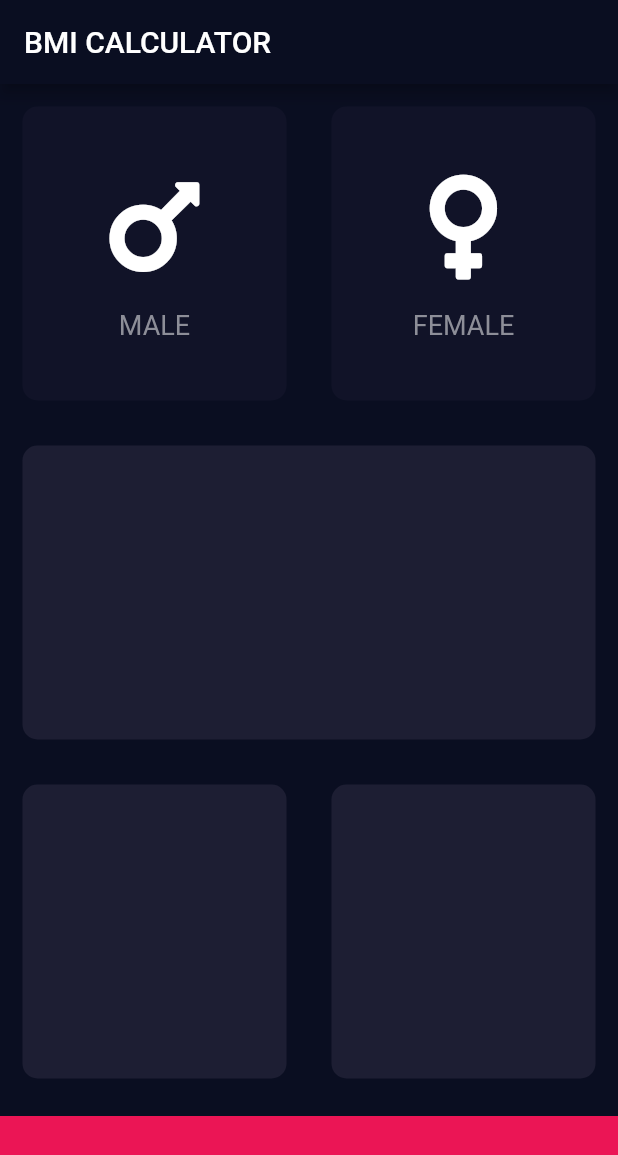
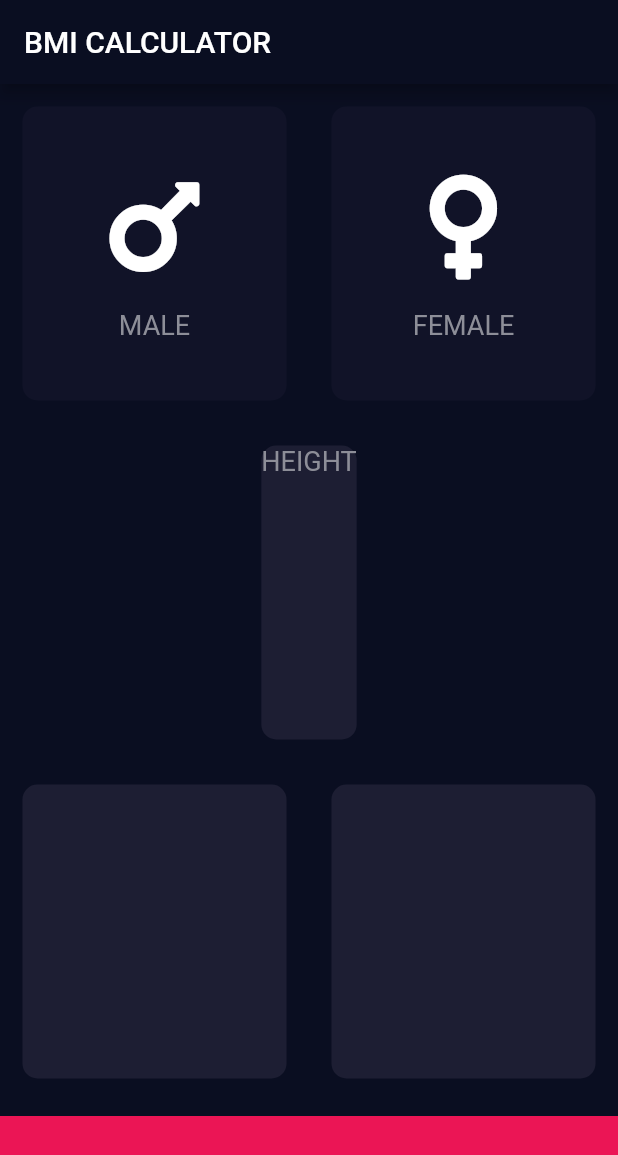
Before and after one commit to ikuma-hiroyuki/bmi-calculator-flutter, a Flutter app: the screen it shows after launch, on a phone screen of 412 x 824 dp. Shown: the top 1155 px of the screen. Run offline on Flutter 3.47's test engine with Material 2 defaults, Android fonts, the phone set to English and light mode, and no system bars; our stand-ins replace font_awesome_flutter.

Commit message:
スタイルの書き出し

```diff
--- a/lib/input_page.dart
+++ b/lib/input_page.dart
@@ -1,3 +1,4 @@
+import 'package:bmi_calculator/constants.dart';
 import 'package:flutter/material.dart';
 import 'package:font_awesome_flutter/font_awesome_flutter.dart';
 import 'package:bmi_calculator/./icon_content.dart';
@@ -8,13 +9,6 @@ enum Gender { male, female }
 class InputPage extends StatefulWidget {
   @override
   _InputPageState createState() => _InputPageState();
-}
-
-class CardColor {
-  static const double bottomContainerHeight = 80;
-  static const Color activeCardColor = Color(0xFF1D1E33);
-  static const Color inActiveCardColor = Color(0xFF111328);
-  static const Color bottomContainerColor = Color(0xFFEB1555);
 }
 
 class _InputPageState extends State<InputPage> {
@@ -37,8 +31,8 @@ class _InputPageState extends State<InputPage> {
                       });
                     },
                     colour: selectedGender == Gender.male
-                        ? CardColor.activeCardColor
-                        : CardColor.inActiveCardColor,
+                        ? KactiveCardColor
+                        : KinActiveCardColor,
                     cardChild: IconContent(
                       label: 'MALE',
                       icon: FontAwesomeIcons.mars,
@@ -53,8 +47,8 @@ class _InputPageState extends State<InputPage> {
                       });
                     },
                     colour: selectedGender == Gender.female
-                        ? CardColor.activeCardColor
-                        : CardColor.inActiveCardColor,
+                        ? KactiveCardColor
+                        : KinActiveCardColor,
                     cardChild: IconContent(
                       label: 'FEMALE',
                       icon: FontAwesomeIcons.venus,
@@ -64,22 +58,31 @@ class _InputPageState extends State<InputPage> {
               ],
             ),
           ),
-          Expanded(child: ReusableCard(colour: CardColor.activeCardColor)),
+          Expanded(
+            child: ReusableCard(
+              colour: KactiveCardColor,
+              cardChild: Column(
+                children: [
+                  Text('HEIGHT',style: labelTextStyle,),
+                ],
+              ),
+            ),
+          ),
           Expanded(
             child: Row(
               children: [
                 Expanded(
-                    child: ReusableCard(colour: CardColor.activeCardColor)),
+                    child: ReusableCard(colour: KactiveCardColor)),
                 Expanded(
-                    child: ReusableCard(colour: CardColor.activeCardColor)),
+                    child: ReusableCard(colour: KactiveCardColor)),
               ],
             ),
           ),
           Container(
-            color: CardColor.bottomContainerColor,
+            color: KbottomContainerColor,
             margin: EdgeInsets.only(top: 10.0),
             width: double.infinity,
-            height: CardColor.bottomContainerHeight,
+            height: KbottomContainerHeight,
           )
         ],
       ),
```
